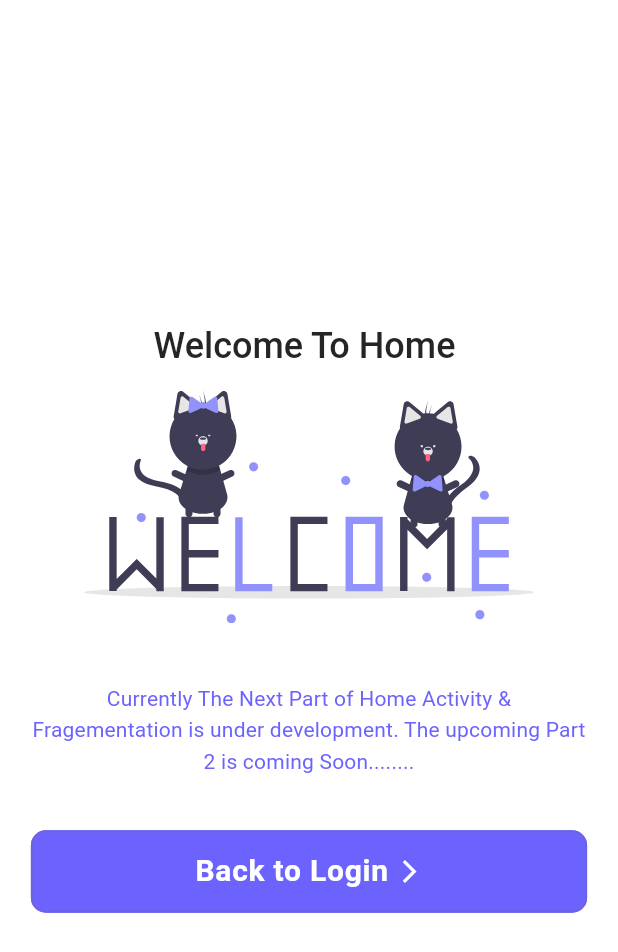
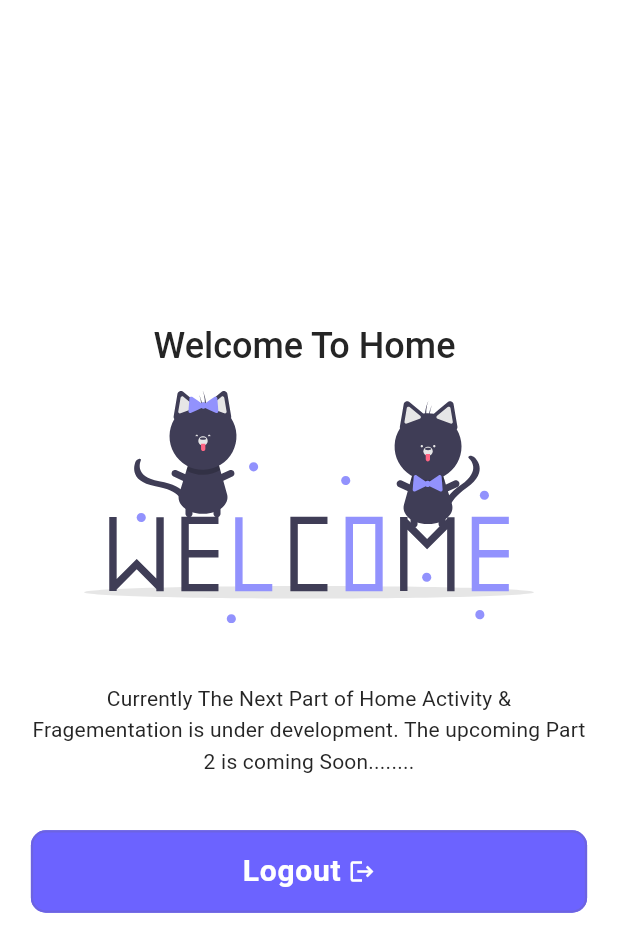
Before and after one commit to alade-01/Login_Register_UI_Design, a Flutter app: the WelcomeScreen screen opened by its route, on a phone screen of 412 x 824 dp. Shown: the top 952 px of the screen. Run offline on Flutter 3.47's test engine with Material 3 defaults, Android fonts, the phone set to English and light mode, and no system bars; our stand-ins replace flutter_bloc, flutter_svg; Roboto replaces fonts that are missing (Poppins); project files that could hold a hidden picture were left out.

Commit message:
fix welcome screen

```diff
--- a/lib/windows/welcome_screen.dart
+++ b/lib/windows/welcome_screen.dart
@@ -42,9 +42,9 @@ class _WelcomeScreenState extends State<WelcomeScreen> {
               const SizedBox(height: BUTTON_SEPARATION_SPACE * 4),
               Text(
                 "Currently The Next Part of Home"
-                    " Activity & Fragementation is under development. The upcoming Part 2 is coming Soon........",
+                " Activity & Fragementation is under development. The upcoming Part 2 is coming Soon........",
                 style: Theme.of(context).textTheme.titleMedium!.copyWith(
-                  // color: swatchColorItem,
+                    color: secondaryColor,
                     fontSize: 14,
                     fontWeight: FontWeight.w400),
                 textAlign: TextAlign.center,
@@ -53,8 +53,8 @@ class _WelcomeScreenState extends State<WelcomeScreen> {
               AppButton(
                 callback: () =>
                     Navigator.pushNamed(context, RouterGenerator.loginRoute),
-                label: "Back to Login",
-                scrIcon: Icons.arrow_forward_ios_outlined,
+                label: "Logout",
+                scrIcon: Icons.logout,
                 buttonType: ButtonType.PRIMARY,
                 width: size.width * 0.9,
                 //horizontalPadding: 12.0
```
